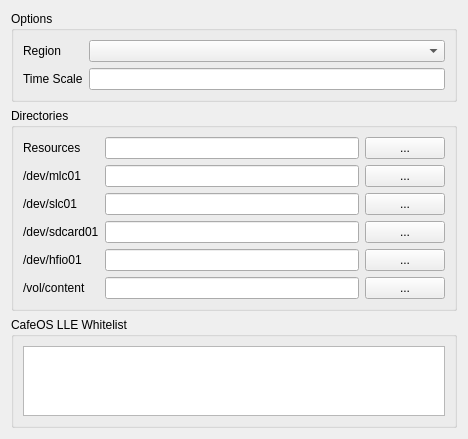
Old version of the form src/decaf-qt/ui/systemsettings.ui in the repository decaf-emu/decaf-emu.
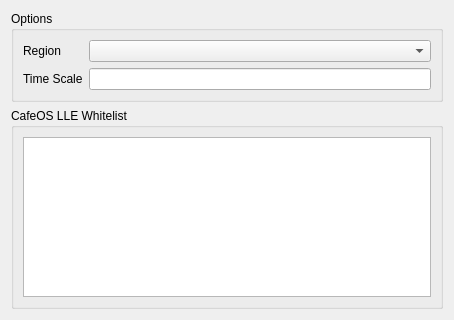
New version of the form.

Commit message: qt: Add title list.

```diff
--- a/src/decaf-qt/ui/systemsettings.ui
+++ b/src/decaf-qt/ui/systemsettings.ui
@@ -6,8 +6,8 @@
    <rect>
     <x>0</x>
     <y>0</y>
-    <width>468</width>
-    <height>366</height>
+    <width>454</width>
+    <height>320</height>
    </rect>
   </property>
   <property name="windowTitle">
@@ -50,117 +50,6 @@
      </layout>
     </widget>
    </item>
-   <item>
-    <widget class="QGroupBox" name="groupBox">
-     <property name="title">
-      <string>Directories</string>
-     </property>
-     <layout class="QGridLayout" name="gridLayout">
-      <item row="0" column="2">
-       <widget class="QPushButton" name="pushButtonResourcesPath">
-        <property name="text">
-         <string>...</string>
-        </property>
-       </widget>
-      </item>
-      <item row="5" column="0">
-       <widget class="QLabel" name="label_4">
-        <property name="text">
-         <string>/dev/hfio01</string>
-        </property>
-       </widget>
-      </item>
-      <item row="5" column="1">
-       <widget class="QLineEdit" name="lineEditHfioPath"/>
-      </item>
-      <item row="3" column="1">
-       <widget class="QLineEdit" name="lineEditSlcPath"/>
-      </item>
-      <item row="4" column="2">
-       <widget class="QPushButton" name="pushButtonSdcardPath">
-        <property name="text">
-         <string>...</string>
-        </property>
-       </widget>
-      </item>
-      <item row="6" column="2">
-       <widget class="QPushButton" name="pushButtonContentPath">
-        <property name="text">
-         <string>...</string>
-        </property>
-       </widget>
-      </item>
-      <item row="0" column="0">
-       <widget class="QLabel" name="label_5">
-        <property name="text">
-         <string>Resources</string>
-        </property>
-       </widget>
-      </item>
-      <item row="4" column="1">
-       <widget class="QLineEdit" name="lineEditSdcardPath"/>
-      </item>
-      <item row="5" column="2">
-       <widget class="QPushButton" name="pushButtonHfioPath">
-        <property name="text">
-         <string>...</string>
-        </property>
-       </widget>
-      </item>
-      <item row="6" column="0">
-       <widget class="QLabel" name="label_6">
-        <property name="text">
-         <string>/vol/content</string>
-        </property>
-       </widget>
-      </item>
-      <item row="6" column="1">
-       <widget class="QLineEdit" name="lineEditContentPath"/>
-      </item>
-      <item row="2" column="2">
-       <widget class="QPushButton" name="pushButtonMlcPath">
-        <property name="text">
-         <string>...</string>
-        </property>
-       </widget>
-      </item>
-      <item row="0" column="1">
-       <widget class="QLineEdit" name="lineEditResourcesPath"/>
-      </item>
-      <item row="4" column="0">
-       <widget class="QLabel" name="label_3">
-        <property name="text">
-         <string>/dev/sdcard01</string>
-        </property>
-       </widget>
-      </item>
-      <item row="2" column="1">
-       <widget class="QLineEdit" name="lineEditMlcPath"/>
-      </item>
-      <item row="2" column="0">
-       <widget class="QLabel" name="label">
-        <property name="text">
-         <string>/dev/mlc01</string>
-        </property>
-       </widget>
-      </item>
-      <item row="3" column="2">
-       <widget class="QPushButton" name="pushButtonSlcPath">
-        <property name="text">
-         <string>...</string>
-        </property>
-       </widget>
-      </item>
-      <item row="3" column="0">
-       <widget class="QLabel" name="label_2">
-        <property name="text">
-         <string>/dev/slc01</string>
-        </property>
-       </widget>
-      </item>
-     </layout>
-    </widget>
-   </item>
    <item>
     <widget class="QGroupBox" name="groupBox_2">
      <property name="title">
```
Left out of the diff: 107 changed lines with no effect on the pictures. The commit also changes 26 other files.
